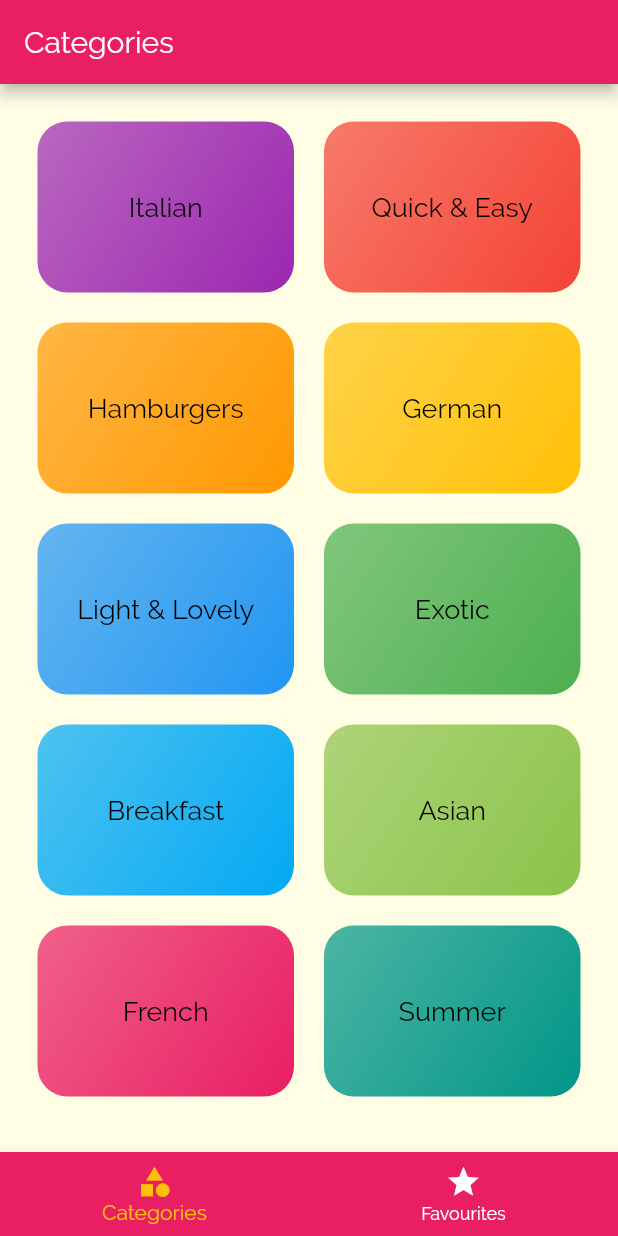
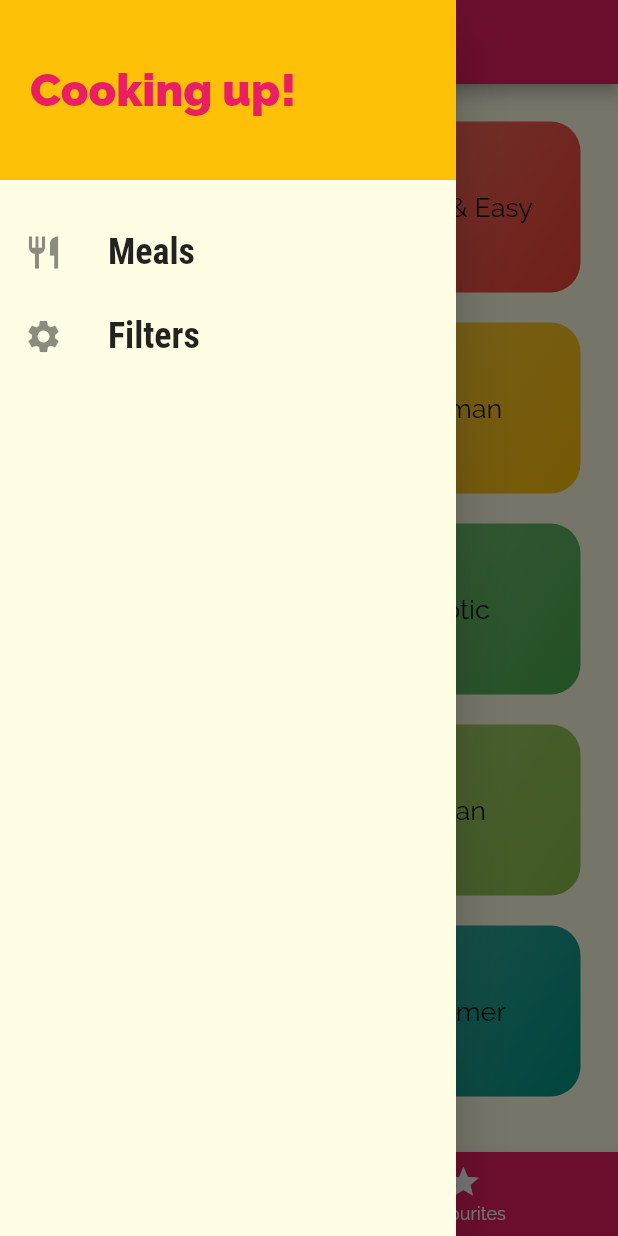
Before and after one commit to enricobragastini/meals_app, a Flutter app: the screen it shows after launch, with the side drawer open (before the commit the screen has no drawer), on a phone screen of 412 x 824 dp. Run offline on Flutter 3.47's test engine with Material 2 defaults, Android fonts, the phone set to English and light mode, and no system bars.

Commit message:
lezione175

```diff
--- a/lib/screens/tabs_screen.dart
+++ b/lib/screens/tabs_screen.dart
@@ -1,6 +1,7 @@
 import 'package:flutter/material.dart';
 import 'package:meals/screens/FavouritesScreen.dart';
 import 'package:meals/screens/categories_screen.dart';
+import 'package:meals/widgets/main_drawer.dart';
 
 class TabsScreen extends StatefulWidget {
   const TabsScreen({Key? key}) : super(key: key);
@@ -28,6 +29,7 @@ class _TabsScreenState extends State<TabsScreen> {
       appBar: AppBar(
         title: Text(_pages[_selectedPageIndex]["title"] as String),
       ),
+      drawer: const MainDrawer(),
       body: _pages[_selectedPageIndex]["page"] as Widget,
       bottomNavigationBar: BottomNavigationBar(
         onTap: _selectPage,
--- /dev/null
+++ b/lib/widgets/main_drawer.dart
@@ -0,0 +1,46 @@
+import 'package:flutter/material.dart';
+
+class MainDrawer extends StatelessWidget {
+  const MainDrawer({Key? key}) : super(key: key);
+
+  @override
+  Widget build(BuildContext context) {
+    Widget buildListTile(String title, IconData icon) {
+      return ListTile(
+        leading: Icon(
+          icon,
+          size: 26,
+        ),
+        title: Text(
+          title,
+          style: const TextStyle(
+            fontFamily: "RobotoCondensed",
+            fontSize: 24,
+            fontWeight: FontWeight.bold,
+          ),
+        ),
+        onTap: () {},
+      );
+    }
+
+    return Drawer(
+        child: Column(
+      children: [
+        Container(
+            height: 120,
+            width: double.infinity,
+            padding: const EdgeInsets.all(20),
+            alignment: Alignment.centerLeft,
+            color: Colors.amber,
+            child: Text("Cooking up!",
+                style: TextStyle(
+                    fontWeight: FontWeight.w900,
+                    fontSize: 30,
+                    color: Theme.of(context).primaryColor))),
+        const SizedBox(height: 20),
+        buildListTile("Meals", Icons.restaurant),
+        buildListTile("Filters", Icons.settings)
+      ],
+    ));
+  }
+}
--- a/lib/widgets/meal_item.dart
+++ b/lib/widgets/meal_item.dart
@@ -102,8 +102,7 @@ class MealItem extends StatelessWidget {
               child: Row(
                 mainAxisAlignment: MainAxisAlignment.spaceAround,
                 children: [
-                  Expanded(
-                    child: Row(
+                  Row(
                     children: [
                       const Icon(Icons.schedule),
                       const SizedBox(
@@ -112,9 +111,7 @@ class MealItem extends StatelessWidget {
                       Text("$duration min")
                     ],
                   ),
-                  ),
-                  Expanded(
-                    child: Row(
+                  Row(
                     children: [
                       const Icon(Icons.work),
                       const SizedBox(
@@ -123,16 +120,13 @@ class MealItem extends StatelessWidget {
                       Text(complexityText),
                     ],
                   ),
-                  ),
-                  Expanded(
-                    child: Row(children: [
+                  Row(children: [
                     const Icon(Icons.monetization_on),
                     const SizedBox(
                       width: 6,
                     ),
                     Text(affordabilityText),
                   ]),
-                  )
                 ],
               ),
             )
```
Lines whose indentation alone changed are shown as unchanged.
